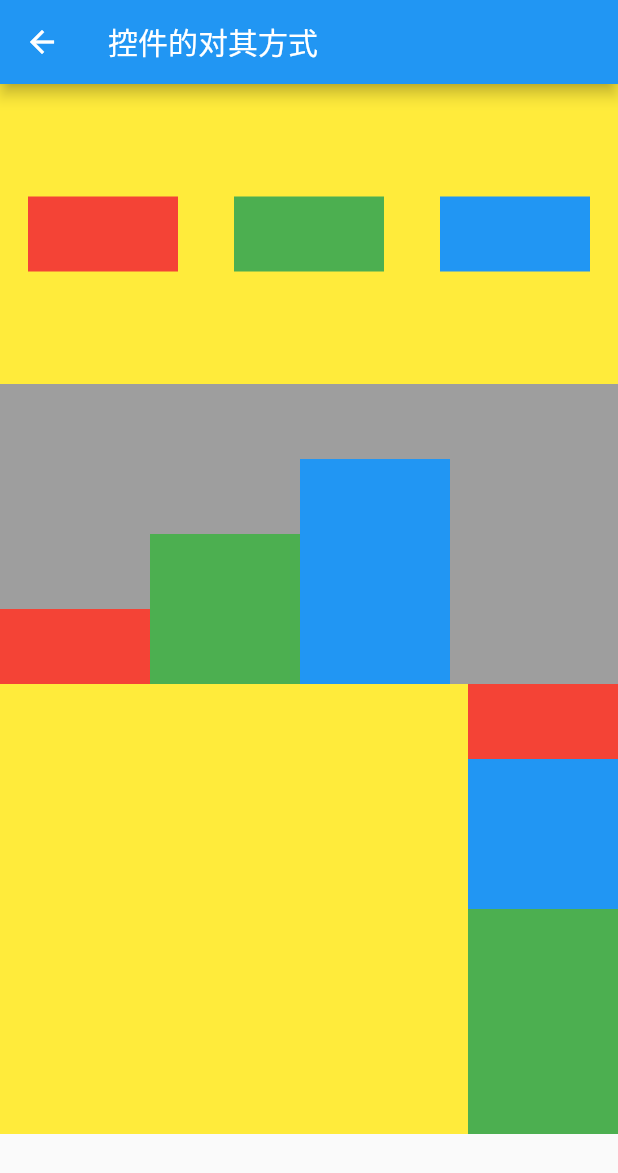
After one commit to rcj60560/flutter_app, a Flutter app: the LaoMengFlutter screen opened directly, after a tap on "对齐方式", on a phone screen of 412 x 824 dp. The commit adds this screen. Shown: the top 1173 px of the screen. Run offline on Flutter 3.47's test engine with Material 2 defaults, Android fonts, the phone set to English and light mode, and no system bars; our stand-ins replace flutter_easyrefresh, flutter_swiper; missing offline and left inert: flutter_webview_plugin; network calls fail.

Commit message:
对齐方式 老孟flutter

```diff
--- a/lib/page/android/android_page.dart
+++ b/lib/page/android/android_page.dart
@@ -5,6 +5,7 @@ import 'package:flutter_app/page/trip/main_page.dart';
 
 import 'BeautyPage1.dart';
 import 'activity_page.dart';
+import 'laomeng_page.dart';
 
 class Android extends StatefulWidget {
   @override
@@ -215,16 +216,28 @@ class AndroidState extends State<Android> {
                   flex: 1,
                   child: RaisedButton(
                     onPressed: () {
-                      Navigator.push(
-                          context,
-                          MaterialPageRoute(
-                              builder: (context) => MainPage()));
+                      Navigator.push(context,
+                          MaterialPageRoute(builder: (context) => MainPage()));
                     },
                     child: Text("flutter trip"),
                   ),
                 )
               ],
-            )
+            ),
+            Row(
+              children: <Widget>[
+                Expanded(
+                  flex: 1,
+                  child: RaisedButton(
+                    onPressed: () {
+                      Navigator.push(
+                          context, MaterialPageRoute(builder: (context) =>new LaoMengFlutter()));
+                    },
+                    child: Text("老孟flutter"),
+                  ),
+                )
+              ],
+            ),
           ],
         ),
       ),
--- /dev/null
+++ b/lib/page/android/laomeng_page.dart
@@ -0,0 +1,117 @@
+import 'package:flutter/material.dart';
+
+import 'lmpage1.dart';
+
+class LaoMengFlutter extends StatefulWidget {
+  @override
+  State<StatefulWidget> createState() {
+    return new LaoMengFlutterState();
+  }
+}
+
+class LaoMengFlutterState extends State<LaoMengFlutter> {
+  @override
+  Widget build(BuildContext context) {
+    return Scaffold(
+      appBar: AppBar(
+        title: Text("老孟 flutter"),
+      ),
+      body: SingleChildScrollView(
+        child: Column(
+          children: <Widget>[
+            Container(
+              width: double.infinity,
+              margin: EdgeInsets.all(10),
+              child: RaisedButton(
+                onPressed: () {
+                  Navigator.push(context,
+                      MaterialPageRoute(builder: (context) => LMPage1()));
+                },
+                child: Text("对齐方式"),
+              ),
+            ),
+          ],
+        ),
+//        child: Column(
+//          children: <Widget>[
+//            Container(
+//              height: 200,
+//              decoration: BoxDecoration(color: Colors.yellow),
+//              child: Row(
+//                mainAxisAlignment: MainAxisAlignment.spaceAround,
+////          crossAxisAlignment: CrossAxisAlignment.end,
+//                children: <Widget>[
+//                  Container(
+//                    height: 50,
+//                    width: 100,
+//                    color: Colors.red,
+//                  ),
+//                  Container(
+//                    height: 50,
+//                    width: 100,
+//                    color: Colors.green,
+//                  ),
+//                  Container(
+//                    height: 50,
+//                    width: 100,
+//                    color: Colors.blue,
+//                  ),
+//                ],
+//              ),
+//            ),
+//            Container(
+//              height: 200,
+//              decoration: BoxDecoration(color: Colors.grey),
+//              child: Row(
+////              mainAxisAlignment: MainAxisAlignment.center,
+//                crossAxisAlignment: CrossAxisAlignment.end,
+//                children: <Widget>[
+//                  Container(
+//                    height: 50,
+//                    width: 100,
+//                    color: Colors.red,
+//                  ),
+//                  Container(
+//                    height: 100,
+//                    width: 100,
+//                    color: Colors.green,
+//                  ),
+//                  Container(
+//                    height: 150,
+//                    width: 100,
+//                    color: Colors.blue,
+//                  ),
+//                ],
+//              ),
+//            ),
+//            Container(
+////            height:500,
+//                width: double.infinity,
+//                decoration: BoxDecoration(color: Colors.yellow),
+//                child: Column(
+////                  mainAxisAlignment: MainAxisAlignment.center,
+//                  crossAxisAlignment: CrossAxisAlignment.end,
+//                  children: <Widget>[
+//                    Container(
+//                      height: 50,
+//                      width: 100,
+//                      color: Colors.red,
+//                    ),
+//                    Container(
+//                      height: 100,
+//                      width: 100,
+//                      color: Colors.blue,
+//                    ),
+//                    Container(
+//                      height: 150,
+//                      width: 100,
+//                      color: Colors.green,
+//                    ),
+//                  ],
+//                ))
+//          ],
+//        ),
+      ),
+    );
+  }
+}
--- /dev/null
+++ b/lib/page/android/lmpage1.dart
@@ -0,0 +1,100 @@
+import 'package:flutter/material.dart';
+
+class LMPage1 extends StatefulWidget {
+  @override
+  State<StatefulWidget> createState() {
+    return new LMPage1State();
+  }
+}
+
+class LMPage1State extends State<LMPage1> {
+  @override
+  Widget build(BuildContext context) {
+    return Scaffold(
+      appBar: AppBar(
+        title: Text("控件的对其方式"),
+      ),
+      body: SingleChildScrollView(
+        child: Column(
+          children: <Widget>[
+            Container(
+              height: 200,
+              decoration: BoxDecoration(color: Colors.yellow),
+              child: Row(
+                mainAxisAlignment: MainAxisAlignment.spaceAround,
+//          crossAxisAlignment: CrossAxisAlignment.end,
+                children: <Widget>[
+                  Container(
+                    height: 50,
+                    width: 100,
+                    color: Colors.red,
+                  ),
+                  Container(
+                    height: 50,
+                    width: 100,
+                    color: Colors.green,
+                  ),
+                  Container(
+                    height: 50,
+                    width: 100,
+                    color: Colors.blue,
+                  ),
+                ],
+              ),
+            ),
+            Container(
+              height: 200,
+              decoration: BoxDecoration(color: Colors.grey),
+              child: Row(
+//              mainAxisAlignment: MainAxisAlignment.center,
+                crossAxisAlignment: CrossAxisAlignment.end,
+                children: <Widget>[
+                  Container(
+                    height: 50,
+                    width: 100,
+                    color: Colors.red,
+                  ),
+                  Container(
+                    height: 100,
+                    width: 100,
+                    color: Colors.green,
+                  ),
+                  Container(
+                    height: 150,
+                    width: 100,
+                    color: Colors.blue,
+                  ),
+                ],
+              ),
+            ),
+            Container(
+//            height:500,
+                width: double.infinity,
+                decoration: BoxDecoration(color: Colors.yellow),
+                child: Column(
+//                  mainAxisAlignment: MainAxisAlignment.center,
+                  crossAxisAlignment: CrossAxisAlignment.end,
+                  children: <Widget>[
+                    Container(
+                      height: 50,
+                      width: 100,
+                      color: Colors.red,
+                    ),
+                    Container(
+                      height: 100,
+                      width: 100,
+                      color: Colors.blue,
+                    ),
+                    Container(
+                      height: 150,
+                      width: 100,
+                      color: Colors.green,
+                    ),
+                  ],
+                ))
+          ],
+        ),
+      ),
+    );
+  }
+}
```
Also changed, not shown: lib/generated/json/base/json_convert_content.dart (deleted), lib/generated/json/base/json_filed.dart (deleted), lib/generated/json/home_model_entity_helper.dart (deleted).
